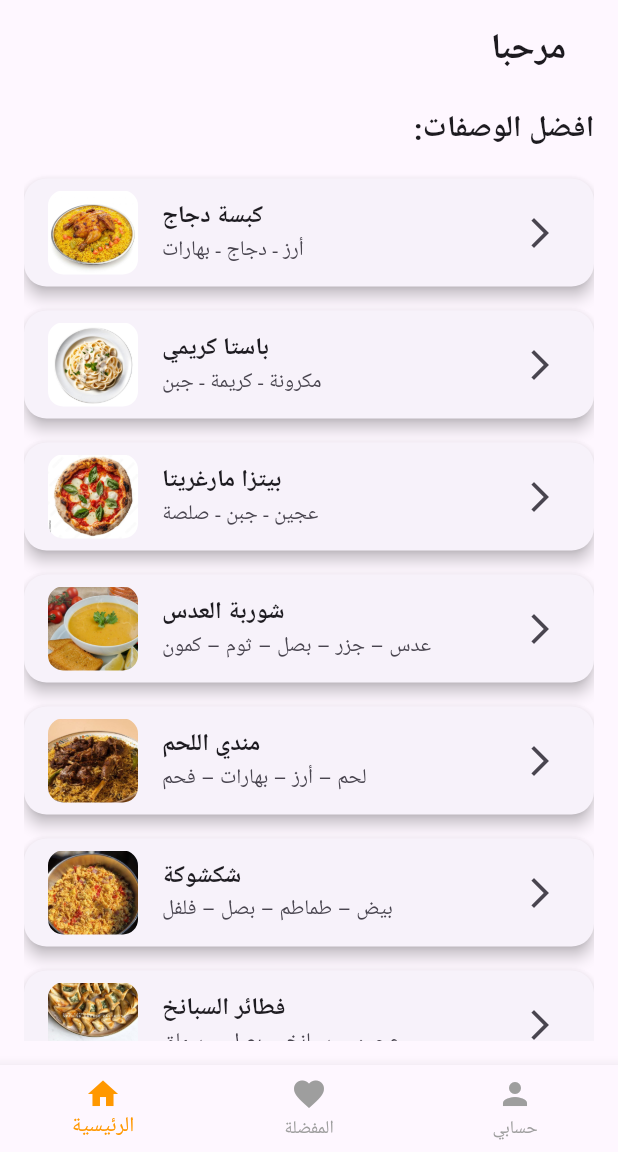
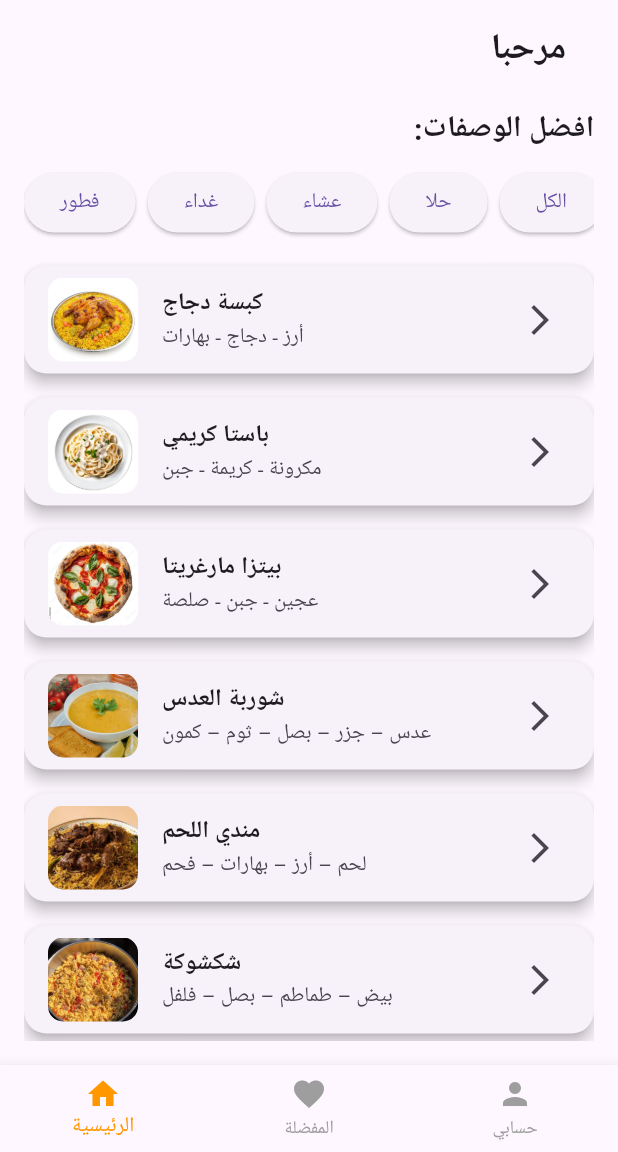
Before and after one commit to hibadeeba/recipe_coocking, a Flutter app: the HomePage screen opened directly with empty values, on a phone screen of 412 x 824 dp, the part 84-1236 px from its top. Run offline on Flutter 3.47's test engine with Material 3 defaults, Android fonts, the phone set to English and light mode, and no system bars; our stand-ins replace shared_preferences; accounts and stored records are empty.

Commit message:
تمت اضافة ازرار لفترة الوصفات

```diff
--- a/lib/home_page.dart
+++ b/lib/home_page.dart
@@ -20,21 +20,20 @@ class _HomePageState extends State<HomePage> {
     List<Widget> pages = [
       homeContent(),
       favoritesContent(),
-      ProfilePage(username: widget.username,), // ← هنا تم ربط صفحة البروفايل
+      ProfilePage(username: widget.username), // ← هنا تم ربط صفحة البروفايل
     ];
 
     return Scaffold(
       appBar: AppBar(
-        title:Row(
-           mainAxisAlignment:MainAxisAlignment.end,
-           children: [
-            Text("وصفات الطبخ" ,
-            style: const TextStyle( fontWeight: FontWeight.bold),
+        title: Row(
+          mainAxisAlignment: MainAxisAlignment.end,
+          children: [
+            Text(
+              "وصفات الطبخ",
+              style: const TextStyle(fontWeight: FontWeight.bold),
             ),
-
-           ]
-
-        ) ,
+          ],
+        ),
         backgroundColor: Colors.orange,
       ),
 
@@ -58,129 +57,157 @@ class _HomePageState extends State<HomePage> {
     );
   }
 
+  String filter = "all";
+
   Widget homeContent() {
-    List<Map<String, String>> recipes = [
+    List<Map<String, String>>
+    //filteredrecipes=recipes
+    recipes = [
       {
         "title": "كبسة دجاج",
         "ingredients": "أرز - دجاج - بهارات",
         "image": "images/kabsa.jpg",
         "details":
-            "١- نغسل الأرز.\n٢- نقلي البصل ونضيف الدجاج.\n٣- نضيف البهارات والمرق.\n٤- نتركه حتى ينضج.\n٥- يُقدم مع السلطة."
+            "١- نغسل الأرز.\n٢- نقلي البصل ونضيف الدجاج.\n٣- نضيف البهارات والمرق.\n٤- نتركه حتى ينضج.\n٥- يُقدم مع السلطة.",
+        "category": "غداء",
       },
       {
         "title": "باستا كريمي",
         "ingredients": "مكرونة - كريمة - جبن",
         "image": "images/pasta.jpg",
         "details":
-            "١- نسلق المكرونة.\n٢- نسوي صوص الكريمة والجبن.\n٣- نخلط المكرونة مع الصوص.\n٤- نتركها تتماسك قليلاً.\n٥- تُقدم ساخنة."
+            "١- نسلق المكرونة.\n٢- نسوي صوص الكريمة والجبن.\n٣- نخلط المكرونة مع الصوص.\n٤- نتركها تتماسك قليلاً.\n٥- تُقدم ساخنة.",
+        "category": "عشاء",
       },
       {
         "title": "بيتزا مارغريتا",
         "ingredients": "عجين - جبن - صلصة",
         "image": "images/pizza.jpg",
         "details":
-            "١- نجهز العجينة.\n٢- نضيف الصلصة والجبن.\n٣- ندخلها الفرن ١٢ دقيقة.\n٤- نزينها بالريحان.\n٥- تُقدم مباشرة."
+            "١- نجهز العجينة.\n٢- نضيف الصلصة والجبن.\n٣- ندخلها الفرن ١٢ دقيقة.\n٤- نزينها بالريحان.\n٥- تُقدم مباشرة.",
+        "category": "فطور",
       },
       {
         "title": "شوربة العدس",
         "ingredients": "عدس – جزر – بصل – ثوم – كمون",
         "image": "images/soap.jpg",
-        "details": "١- نغسل العدس.\n٢- نحمس البصل والجزر.\n٣- نضيف العدس والماء والبهارات.\n٤- نتركه حتى ينضج.\n٥- نخلطه بالخلاط ويقدم ساخناً."
+        "details":
+            "١- نغسل العدس.\n٢- نحمس البصل والجزر.\n٣- نضيف العدس والماء والبهارات.\n٤- نتركه حتى ينضج.\n٥- نخلطه بالخلاط ويقدم ساخناً.",
+        "category": "عشاء",
       },
       {
         "title": "مندي اللحم",
         "ingredients": "لحم – أرز – بهارات – فحم",
         "image": "images/mandy.jpg",
-        "details": "١- نتبل اللحم بالبهارات.\n٢- نطبخه حتى ينضج.\n٣- نطبخ الأرز بمرق اللحم.\n٤- نضيف الفحم لإعطاء نكهة.\n٥- يقدم مع الدقوس."
+        "details":
+            "١- نتبل اللحم بالبهارات.\n٢- نطبخه حتى ينضج.\n٣- نطبخ الأرز بمرق اللحم.\n٤- نضيف الفحم لإعطاء نكهة.\n٥- يقدم مع الدقوس.",
+        "category": "غداء",
       },
       {
         "title": "شكشوكة",
         "ingredients": "بيض – طماطم – بصل – فلفل",
         "image": "images/shakshoka.jpg",
-        "details": "١- نقلي البصل والفلفل.\n٢- نضيف الطماطم والبهارات حتى تتسبك.\n٣- نضيف البيض.\n٤- نتركه حتى يتماسك.\n٥- يقدم مع الخبز."
+        "details":
+            "١- نقلي البصل والفلفل.\n٢- نضيف الطماطم والبهارات حتى تتسبك.\n٣- نضيف البيض.\n٤- نتركه حتى يتماسك.\n٥- يقدم مع الخبز.",
+        "category": "عشاء",
       },
       {
         "title": "فطائر السبانخ",
         "ingredients": "عجين – سبانخ – بصل – سماق",
         "image": "images/sapankh.jpg",
-        "details": "١- نجهز الحشوة بالسبانخ والبصل.\n٢- نرق العجين.\n٣- نضيف الحشوة.\n٤- نغلق الفطائر.\n٥- نخبز حتى تتحمر."
+        "details":
+            "١- نجهز الحشوة بالسبانخ والبصل.\n٢- نرق العجين.\n٣- نضيف الحشوة.\n٤- نغلق الفطائر.\n٥- نخبز حتى تتحمر.",
+        "category": "فطور",
       },
       {
         "title": "مسقعة باذنجان",
         "ingredients": "باذنجان – لحم مفروم – طماطم – بشاميل",
         "image": "images/pathingan.jpg",
-        "details": "١- نقلي الباذنجان.\n٢- نطبخ اللحم مع الطماطم.\n٣- نرتب الطبقات.\n٤- نضيف البشاميل.\n٥- ندخلها الفرن حتى تتحمر."
+        "details":
+            "١- نقلي الباذنجان.\n٢- نطبخ اللحم مع الطماطم.\n٣- نرتب الطبقات.\n٤- نضيف البشاميل.\n٥- ندخلها الفرن حتى تتحمر.",
+        "category": "عشاء",
       },
       {
         "title": "كريم كراميل",
         "ingredients": "بيض – حليب – سكر – فانيليا",
         "image": "images/karamel.jpg",
-        "details": "١- نذيب السكر على النار.\n٢- نخلط البيض والحليب والفانيليا.\n٣- نضيف الكراميل.\n٤- نخبز بحمام مائي.\n٥- نتركه يبرد جيداً."
+        "details":
+            "١- نذيب السكر على النار.\n٢- نخلط البيض والحليب والفانيليا.\n٣- نضيف الكراميل.\n٤- نخبز بحمام مائي.\n٥- نتركه يبرد جيداً.",
+        "category": "حلا",
       },
       {
         "title": "سلطة سيزر",
         "ingredients": "خس – دجاج – صوص سيزر – جبن بارميزان",
         "image": "images/salata.jpg",
-        "details": "١- نجهز الدجاج المشوي.\n٢- نقطع الخس.\n٣- نضيف الصوص.\n٤- نخلط جيداً.\n٥- نرش الجبن."
+        "details":
+            "١- نجهز الدجاج المشوي.\n٢- نقطع الخس.\n٣- نضيف الصوص.\n٤- نخلط جيداً.\n٥- نرش الجبن.",
+        "category": "عشاء",
       },
       {
         "title": "برياني دجاج",
         "ingredients": "دجاج – أرز بسمتي – زعفران – بهارات برياني",
         "image": "images/pryany.jpg",
-        "details": "١- نتبل الدجاج.\n٢- نقلي البصل ونضيف البهارات.\n٣- نضيف الأرز ونصفّيه.\n٤- نرتب طبقات الأرز والدجاج.\n٥- نطهو على نار هادئة."
+        "details":
+            "١- نتبل الدجاج.\n٢- نقلي البصل ونضيف البهارات.\n٣- نضيف الأرز ونصفّيه.\n٤- نرتب طبقات الأرز والدجاج.\n٥- نطهو على نار هادئة.",
+        "category": "غداء",
       },
       {
         "title": "ورق عنب باللحم",
         "ingredients": "ورق عنب – لحم مفروم – أرز – بصل – بهارات",
         "image": "images/yalangi.jpg",
         "details":
-           "١- نخلط الأرز مع اللحم والبصل والبهارات.\n٢- نلف ورق العنب بإحكام.\n٣- نرتبه في القدر ونضيف مرق.\n٤- نطهو على نار هادئة ساعة.\n٥- يقدم مع الليمون.",
+            "١- نخلط الأرز مع اللحم والبصل والبهارات.\n٢- نلف ورق العنب بإحكام.\n٣- نرتبه في القدر ونضيف مرق.\n٤- نطهو على نار هادئة ساعة.\n٥- يقدم مع الليمون.",
+        "category": "غداء",
       },
       {
         "title": "مكرونة فرن",
         "ingredients": "مكرونة – صلصة – جبن – لحم مفروم",
         "image": "images/pashamile.jpg",
         "details":
-            "١- نسلق المكرونة.\n٢- نطبخ اللحم مع الصلصة.\n٣- نخلط المكرونة مع الصلصة.\n٤- نضيف الجبن.\n٥- نخبز ٢٠ دقيقة حتى تذوب."
+            "١- نسلق المكرونة.\n٢- نطبخ اللحم مع الصلصة.\n٣- نخلط المكرونة مع الصلصة.\n٤- نضيف الجبن.\n٥- نخبز ٢٠ دقيقة حتى تذوب.",
+        "category": "غداء",
       },
       {
         "title": "صينية الدجاج بالخضار",
         "ingredients": "دجاج – بطاطس – جزر – كريمة – بهارات",
         "image": "images/vegtable.jpg",
         "details":
-            "١- نقطع الدجاج والخضار.\n٢- نخلطهم مع البهارات.\n٣- نضيف كريمة الطبخ.\n٤- نغطي الصينية وندخلها الفرن.\n٥- نتركها تتحمر ثم تُقدّم."
+            "١- نقطع الدجاج والخضار.\n٢- نخلطهم مع البهارات.\n٣- نضيف كريمة الطبخ.\n٤- نغطي الصينية وندخلها الفرن.\n٥- نتركها تتحمر ثم تُقدّم.",
+        "category": "y]hx",
       },
       {
         "title": "كفتة بالطحينية",
         "ingredients": "لحم – بصل – طحينية – طماطم – بقدونس",
         "image": "images/kofta.jpg",
         "details":
-            "١- نشكل الكفتة.\n٢- نطبخها نصف استواء.\n٣- نخلط الطحينية مع الماء والليمون.\n٤- نضيفها فوق الكفتة.\n٥- نخبز نصف ساعة."
+            "١- نشكل الكفتة.\n٢- نطبخها نصف استواء.\n٣- نخلط الطحينية مع الماء والليمون.\n٤- نضيفها فوق الكفتة.\n٥- نخبز نصف ساعة.",
+        "category": "عشاء",
       },
       {
         "title": "فتة حمص",
         "ingredients": "حمص – خبز – لبن – طحينية – ثوم",
         "image": "images/fata.jpg",
         "details":
-            "١- نحمص الخبز.\n٢- نخلط اللبن مع الطحينية والثوم.\n٣- نرتب الطبقات: خبز – حمص – صوص.\n٤- نزين بالصنوبر.\n٥- تقدم مباشرة."
+            "١- نحمص الخبز.\n٢- نخلط اللبن مع الطحينية والثوم.\n٣- نرتب الطبقات: خبز – حمص – صوص.\n٤- نزين بالصنوبر.\n٥- تقدم مباشرة.",
+        "category": "عشاء",
       },
       {
         "title": "كريب شوكولاتة",
         "ingredients": "دقيق – حليب – بيض – شوكولاتة",
         "image": "images/crip.jpg",
         "details":
-            "١- نخلط المقادير.\n٢- نسخن المقلاة ونسكب الخليط.\n٣- نطهو كل جهة.\n٤- نضيف الشوكولاتة داخل الكريب.\n٥- نلفه ويقدم."
+            "١- نخلط المقادير.\n٢- نسخن المقلاة ونسكب الخليط.\n٣- نطهو كل جهة.\n٤- نضيف الشوكولاتة داخل الكريب.\n٥- نلفه ويقدم.",
+        "category": "حلا",
       },
       {
         "title": "تيراميسو",
         "ingredients": "بسكويت – قهوة – كريمة – كاكاو",
         "image": "images/teramiso.jpg",
         "details":
-            "١- نغمس البسكويت بالقهوة.\n٢- نخلط الكريمة.\n٣- نرتب طبقات: بسكويت – كريمة.\n٤- نكرر الطبقات.\n٥- نرش الكاكاو ونبرده ساعتين."
+            "١- نغمس البسكويت بالقهوة.\n٢- نخلط الكريمة.\n٣- نرتب طبقات: بسكويت – كريمة.\n٤- نكرر الطبقات.\n٥- نرش الكاكاو ونبرده ساعتين.",
+        "category": "حلا",
       },
-
-
-          ];
+    ];
 
     return Padding(
       padding: const EdgeInsets.all(16),
@@ -197,10 +224,80 @@ class _HomePageState extends State<HomePage> {
             style: TextStyle(fontSize: 20, fontWeight: FontWeight.w600),
           ),
           const SizedBox(height: 10),
+          SingleChildScrollView(
+            scrollDirection: Axis.horizontal,
+            child: Row(
+              mainAxisAlignment: MainAxisAlignment.spaceEvenly,
+              children: [
+                // Expanded(child:
+                ElevatedButton(
+                  onPressed: () {
+                    setState(() {
+                      filter = "فطور";
+                    });
+                  },
+                  child: Text("فطور", style: TextStyle(fontSize: 14)),
+                ),
+                //),
+                SizedBox(width: 8),
+                // Expanded(child:
+                ElevatedButton(
+                  onPressed: () {
+                    setState(() {
+                      filter = "غداء";
+                    });
+                  },
+                  child: Text("غداء", style: TextStyle(fontSize: 14)),
+                ),
+                // ),
+                SizedBox(width: 8),
+                // Expanded(child:
+                ElevatedButton(
+                  onPressed: () {
+                    setState(() {
+                      filter = "عشاء";
+                    });
+                  },
+                  child: Text("عشاء", style: TextStyle(fontSize: 14)),
+                ),
+                //  ),
+                SizedBox(width: 8),
+                // Expanded(child:
+                ElevatedButton(
+                  onPressed: () {
+                    setState(() {
+                      filter = "حلا";
+                    });
+                  },
+                  child: Text("حلا", style: TextStyle(fontSize: 14)),
+                ),
+                //  ),
+                SizedBox(width: 8),
+                // Expanded(child:
+                ElevatedButton(
+                  onPressed: () {
+                    setState(() {
+                      filter = "all";
+                    });
+                  },
+                  child: Text("الكل", style: TextStyle(fontSize: 14)),
+                ),
 
+                // ),
+                //  SizedBox(width: 8,),
+              ],
+            ),
+          ),
+          const SizedBox(height: 10),
           Expanded(
             child: ListView(
-              children: recipes.map((recipe) => recipeCard(recipe)).toList(),
+              children: recipes
+                  .where(
+                    (recipe) => filter == "all" || recipe["category"] == filter,
+                  )
+                  .toList()
+                  .map((recipe) => recipeCard(recipe))
+                  .toList(),
             ),
           ),
         ],
@@ -211,10 +308,7 @@ class _HomePageState extends State<HomePage> {
   Widget favoritesContent() {
     if (favorites.isEmpty) {
       return const Center(
-        child: Text(
-          "لا توجد وصفات مفضلة بعد",
-          style: TextStyle(fontSize: 20),
-        ),
+        child: Text("لا توجد وصفات مفضلة بعد", style: TextStyle(fontSize: 20)),
       );
     }
 
@@ -241,11 +335,13 @@ class _HomePageState extends State<HomePage> {
             fit: BoxFit.cover,
           ),
         ),
-        title:
-            Text(recipe["title"], style: const TextStyle(fontWeight: FontWeight.bold)),
+        title: Text(
+          recipe["title"],
+          style: const TextStyle(fontWeight: FontWeight.bold),
+        ),
         subtitle: Text(recipe["ingredients"]),
         trailing: Icon(Icons.arrow_forward_ios),
-    //عند الضغط يذهب الى تفاصيل الوصفة
+        //عند الضغط يذهب الى تفاصيل الوصفة
         onTap: () async {
           var result = await Navigator.push(
             context,
--- a/lib/recipe_details.dart
+++ b/lib/recipe_details.dart
@@ -82,6 +82,33 @@ class _RecipeDetailsPageState extends State<RecipeDetailsPage> {
                   ),
 
                   SizedBox(height: 15),
+                  Text(
+                    ": المكونات",
+                    textAlign: TextAlign.end,
+                    style: TextStyle(
+                      fontSize: 18,
+                      fontFamily: "Cairo",
+                      fontWeight: FontWeight.bold,
+                    ),
+                  ),
+                   Text(
+                    widget.ingredients,
+                    textAlign: TextAlign.end,
+                    style: TextStyle(
+                      fontSize: 18,
+                      fontFamily: "Cairo",
+                    ),
+                  ),
+                  SizedBox(height: 15),
+                  Text(
+                    ": طريقة التحضير",
+                    textAlign: TextAlign.end,
+                    style: TextStyle(
+                      fontSize: 18,
+                      fontFamily: "Cairo",
+                      fontWeight: FontWeight.bold,
+                    ),
+                  ),
 
                   Text(
                     widget.details,
```
